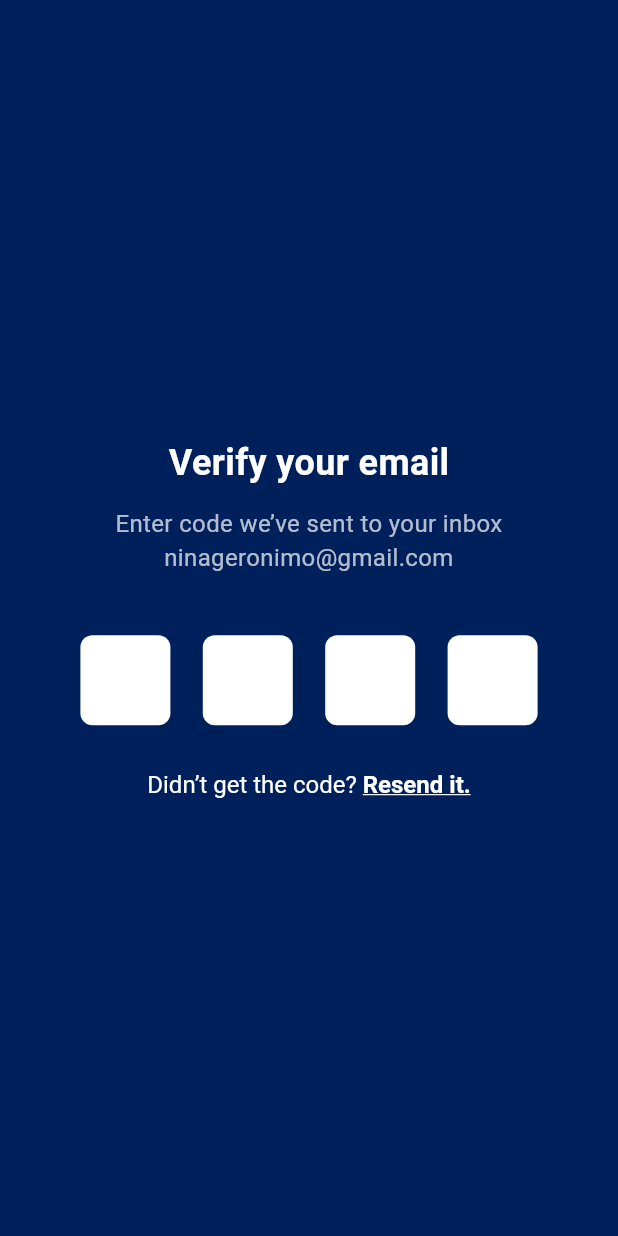
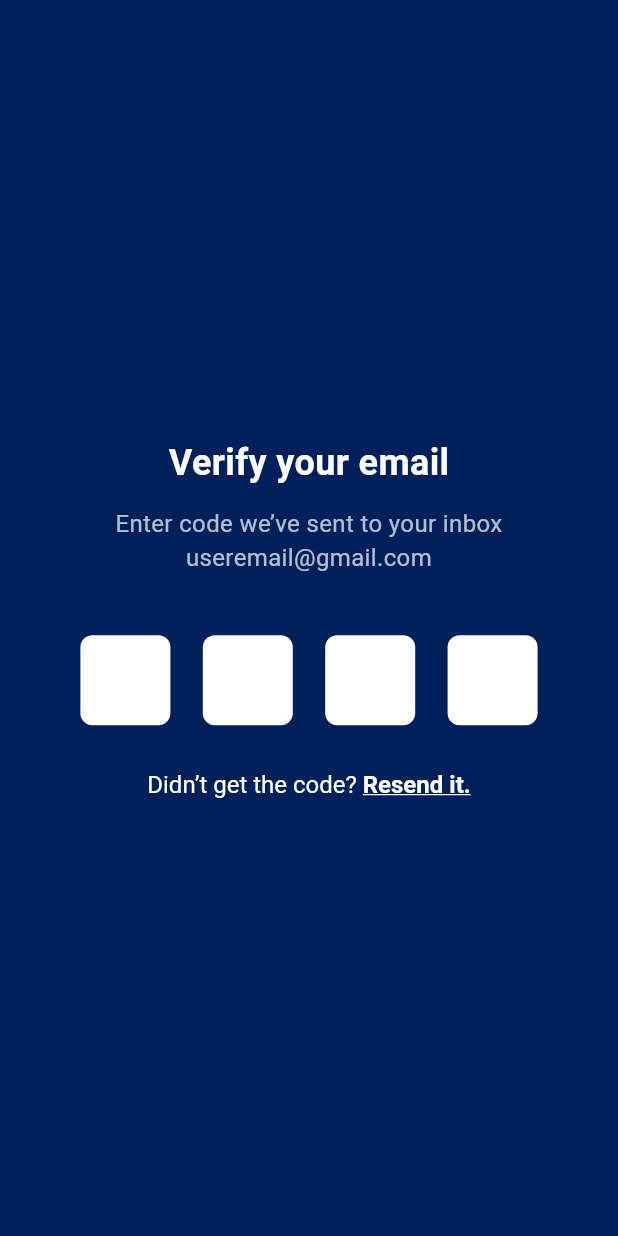
Before and after one commit to bearface4/Aerofind, a Flutter app: the EmailVerificationScreen screen opened by its route, on a phone screen of 412 x 824 dp. Run offline on Flutter 3.47's test engine with Material 3 defaults, Android fonts, the phone set to English and light mode, and no system bars; our stand-ins replace lottie.

```diff
--- a/lib/screens/consumer/email_verification_screen.dart
+++ b/lib/screens/consumer/email_verification_screen.dart
@@ -26,7 +26,7 @@ class EmailVerificationScreen extends StatelessWidget {
                 ),
                 const SizedBox(height: 12),
                 const Text(
-                  "Enter code we’ve sent to your inbox\nninageronimo@gmail.com",
+                  "Enter code we’ve sent to your inbox\nuseremail@gmail.com",
                   textAlign: TextAlign.center,
                   style: TextStyle(color: Colors.white70, fontSize: 16),
                 ),
```
